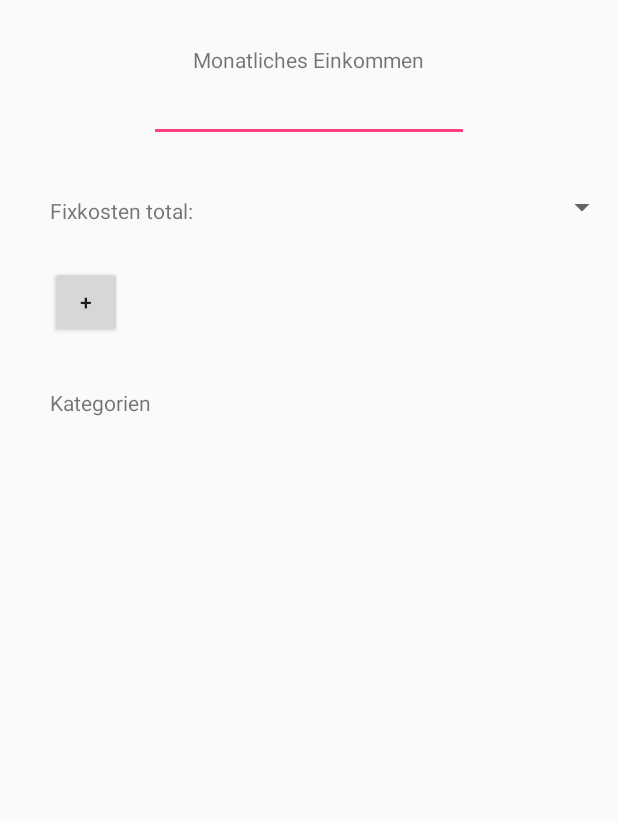
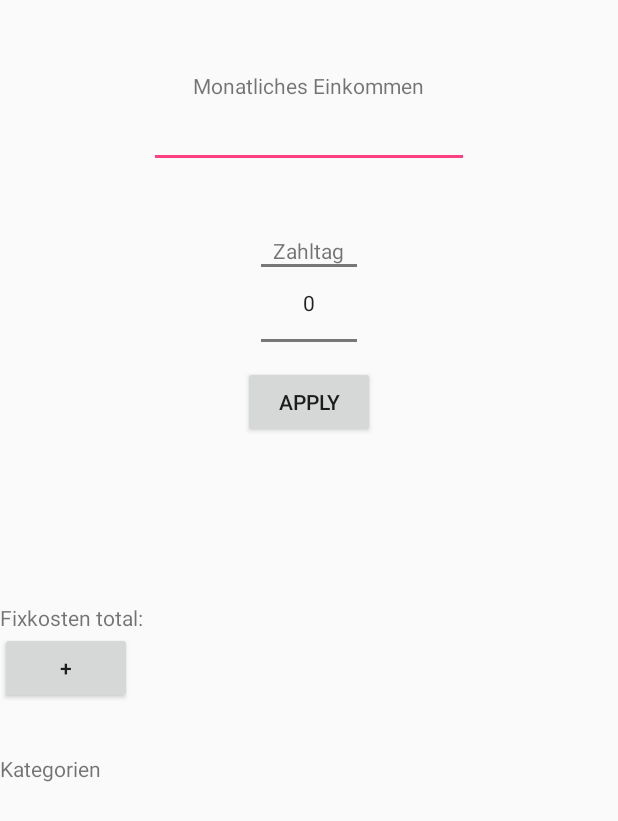
Before and after one commit to TheDeveloperDudeTheFifth/ExpenseTracker, an Android app: the layout activity_screen_settings.xml on its own in the app's theme, with its tools: preview values and no code run, on a phone screen of 412 x 824 dp. Shown: the top 821 px of the screen. Run offline under Robolectric (Android 15) with nearby library versions, the phone set to English and light mode, and no system bars.

Commit message:
settings-page

```diff
--- a/ExpenseTracker/app/src/main/java/com/tracker/expensetracker/Home_Screen.java
+++ b/ExpenseTracker/app/src/main/java/com/tracker/expensetracker/Home_Screen.java
@@ -24,7 +24,7 @@ public class Home_Screen extends AppCompatActivity {
         //Tab 1
         TabHost.TabSpec spec = host.newTabSpec("Home");
         spec.setContent(R.id.Home);
-        spec.setIndicator("home",Drawable.createFromPath());
+        spec.setIndicator("home");
         host.addTab(spec);
 
         //Tab 2
--- a/ExpenseTracker/app/src/main/java/com/tracker/expensetracker/SettingsActivityFragment.java
+++ b/ExpenseTracker/app/src/main/java/com/tracker/expensetracker/SettingsActivityFragment.java
@@ -18,7 +18,7 @@ public class SettingsActivityFragment extends AppCompatActivity {
     public SettingsActivityFragment() {
 
     }
-
+/*
     @Override
     protected void onCreate(Bundle savedInstanceState) {
         super.onCreate(savedInstanceState);
@@ -32,5 +32,5 @@ public class SettingsActivityFragment extends AppCompatActivity {
 
 
 
-    }
+    }*/
 }
--- a/ExpenseTracker/app/src/main/res/layout/activity_screen_settings.xml
+++ b/ExpenseTracker/app/src/main/res/layout/activity_screen_settings.xml
@@ -7,9 +7,9 @@
         android:layout_height="wrap_content"
         android:text="Monatliches Einkommen"
         android:id="@+id/textView"
+        android:layout_marginTop="47dp"
         android:layout_alignParentTop="true"
-        android:layout_centerHorizontal="true"
-        android:layout_marginTop="30dp" />
+        android:layout_centerHorizontal="true" />
 
     <EditText
         android:layout_width="wrap_content"
@@ -20,28 +20,31 @@
         android:layout_below="@+id/textView"
         android:layout_centerHorizontal="true" />
 
+    <Button
+        android:id="@+id/np_apply_button"
+        android:layout_width="wrap_content"
+        android:layout_height="wrap_content"
+        android:text="Apply"
+        android:layout_alignBottom="@+id/number_picker"
+        android:layout_centerHorizontal="true" />
+
+
     <TextView
         android:layout_width="wrap_content"
         android:layout_height="wrap_content"
         android:text="Fixkosten total:"
         android:id="@+id/textView2"
-        android:layout_marginTop="36dp"
-        android:layout_below="@+id/salary"
-        android:layout_toLeftOf="@+id/textView"
-        android:layout_toStartOf="@+id/textView" />
+        android:layout_centerVertical="true"
+        android:layout_alignParentLeft="true"
+        android:layout_alignParentStart="true" />
 
-    <Spinner
-        android:id="@+id/dayofmonth_spinner"
-        android:layout_width="fill_parent"
-        android:layout_height="wrap_content"
-        android:layout_above="@+id/fixedcosts"
-        android:layout_centerHorizontal="true" />
+
 
     <TextView
         android:layout_width="wrap_content"
         android:layout_height="wrap_content"
         android:id="@+id/totalFixedcosts"
-        android:layout_alignBottom="@+id/textView2"
+        android:layout_alignBottom="@+id/np_apply_button"
         android:layout_alignRight="@+id/salary"
         android:layout_alignEnd="@+id/salary" />
 
@@ -50,19 +53,18 @@
         android:layout_height="wrap_content"
         android:id="@+id/fixedcosts"
         android:layout_below="@+id/textView2"
-        android:layout_alignLeft="@+id/textView2"
-        android:layout_alignStart="@+id/textView2"
-        android:layout_marginTop="27dp" />
+        android:layout_alignParentLeft="true"
+        android:layout_alignParentStart="true" />
 
     <Button
-        style="?android:attr/buttonStyleSmall"
         android:layout_width="wrap_content"
         android:layout_height="wrap_content"
         android:text="+"
         android:id="@+id/newFixedcost"
         android:layout_alignTop="@+id/fixedcosts"
         android:layout_alignLeft="@+id/fixedcosts"
-        android:layout_alignStart="@+id/fixedcosts" />
+        android:layout_alignStart="@+id/fixedcosts"
+        android:onClick=""/>
 
     <TextView
         android:layout_width="wrap_content"
@@ -81,4 +83,22 @@
         android:layout_below="@+id/textView3"
         android:layout_alignLeft="@+id/textView3"
         android:layout_alignStart="@+id/textView3" />
+
+    <NumberPicker
+        android:id="@+id/number_picker"
+        android:layout_width="wrap_content"
+        android:layout_height="wrap_content"
+        android:touchscreenBlocksFocus="false"
+        android:layout_below="@+id/salary"
+        android:layout_centerHorizontal="true" />
+
+    <TextView
+        android:layout_width="wrap_content"
+        android:layout_height="wrap_content"
+        android:text="Zahltag"
+        android:id="@+id/textView4"
+        android:layout_below="@+id/salary"
+        android:layout_centerHorizontal="true"
+        android:layout_marginTop="45dp" />
+
 </RelativeLayout>
--- a/ExpenseTracker/app/src/main/res/layout/tabhost.xml
+++ b/ExpenseTracker/app/src/main/res/layout/tabhost.xml
@@ -96,6 +96,7 @@
                         android:layout_height="match_parent"
                         />
                 </LinearLayout>
+
             </FrameLayout>
             <TabWidget
                 android:id="@android:id/tabs"
```
Also changed, not shown: ExpenseTracker/app/src/main/AndroidManifest.xml (+17 -0 lines), ExpenseTracker/app/src/main/java/com/tracker/expensetracker/CreateFixedcost.java (added, +38 -0 lines), ExpenseTracker/app/src/main/java/com/tracker/expensetracker/SettingsActivity.java (added, +62 -0 lines), ExpenseTracker/app/src/main/java/com/tracker/expensetracker/SpinnerActivity.java (deleted, +0 -44 lines), ExpenseTracker/app/src/main/res/layout/activity_new_fixcost.xml (added, +41 -0 lines), ExpenseTracker/app/src/main/res/images/ic_home_icon-web.png (deleted).
